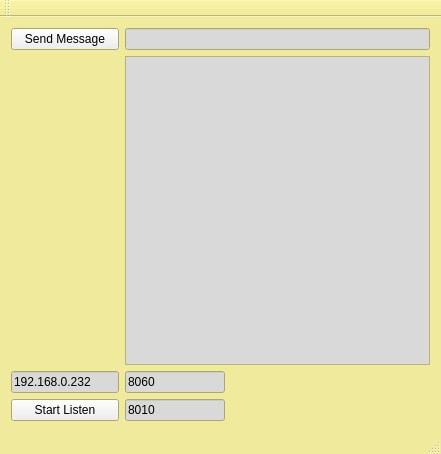
First picture: the form in mainwindow.ui, repository nickchalkida/NTcpSocket, before the edit.
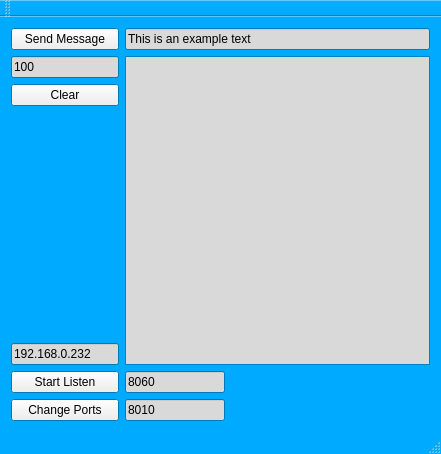
Second picture: the form after the edit.

```diff
--- a/mainwindow.ui
+++ b/mainwindow.ui
@@ -25,9 +25,9 @@
      <colorrole role="Window">
       <brush brushstyle="SolidPattern">
        <color alpha="255">
-        <red>240</red>
-        <green>234</green>
-        <blue>157</blue>
+        <red>0</red>
+        <green>170</green>
+        <blue>255</blue>
        </color>
       </brush>
      </colorrole>
@@ -45,9 +45,9 @@
      <colorrole role="Window">
       <brush brushstyle="SolidPattern">
        <color alpha="255">
-        <red>240</red>
-        <green>234</green>
-        <blue>157</blue>
+        <red>0</red>
+        <green>170</green>
+        <blue>255</blue>
        </color>
       </brush>
      </colorrole>
@@ -56,18 +56,18 @@
      <colorrole role="Base">
       <brush brushstyle="SolidPattern">
        <color alpha="255">
-        <red>240</red>
-        <green>234</green>
-        <blue>157</blue>
+        <red>0</red>
+        <green>170</green>
+        <blue>255</blue>
        </color>
       </brush>
      </colorrole>
      <colorrole role="Window">
       <brush brushstyle="SolidPattern">
        <color alpha="255">
-        <red>240</red>
-        <green>234</green>
-        <blue>157</blue>
+        <red>0</red>
+        <green>170</green>
+        <blue>255</blue>
        </color>
       </brush>
      </colorrole>
@@ -97,6 +97,32 @@
         </property>
        </widget>
       </item>
+      <item>
+       <widget class="QLineEdit" name="lineEdit_Times">
+        <property name="sizePolicy">
+         <sizepolicy hsizetype="Preferred" vsizetype="Fixed">
+          <horstretch>0</horstretch>
+          <verstretch>0</verstretch>
+         </sizepolicy>
+        </property>
+        <property name="text">
+         <string>100</string>
+        </property>
+       </widget>
+      </item>
+      <item>
+       <widget class="QPushButton" name="pushButton_Clear">
+        <property name="sizePolicy">
+         <sizepolicy hsizetype="Preferred" vsizetype="Fixed">
+          <horstretch>0</horstretch>
+          <verstretch>0</verstretch>
+         </sizepolicy>
+        </property>
+        <property name="text">
+         <string>Clear</string>
+        </property>
+       </widget>
+      </item>
       <item>
        <spacer name="verticalSpacer">
         <property name="orientation">
@@ -136,6 +162,19 @@
         </property>
        </widget>
       </item>
+      <item>
+       <widget class="QPushButton" name="pushButton_ChangePorts">
+        <property name="sizePolicy">
+         <sizepolicy hsizetype="Preferred" vsizetype="Fixed">
+          <horstretch>0</horstretch>
+          <verstretch>0</verstretch>
+         </sizepolicy>
+        </property>
+        <property name="text">
+         <string>Change Ports</string>
+        </property>
+       </widget>
+      </item>
      </layout>
     </item>
     <item row="0" column="1">
@@ -143,7 +182,11 @@
       <item>
        <layout class="QVBoxLayout" name="verticalLayout">
         <item>
-         <widget class="QLineEdit" name="lineEdit"/>
+         <widget class="QLineEdit" name="lineEdit">
+          <property name="text">
+           <string>This is an example text</string>
+          </property>
+         </widget>
         </item>
         <item>
          <widget class="QListWidget" name="listWidget"/>
```
